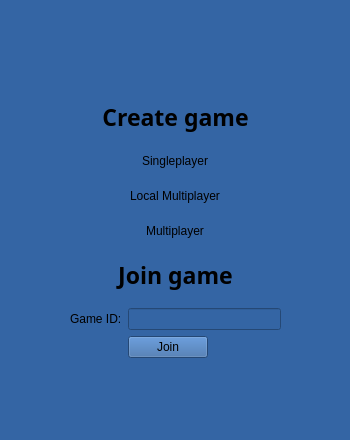
This is GUI/StartWindow.ui in dnestorovic/Yamb as Qt 5 draws it before an edit. The edited form follows.
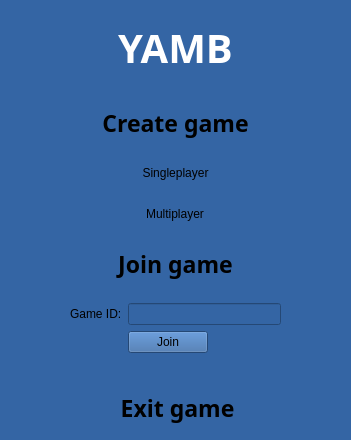
This is the edited form.

The edit to the form file:
```diff
--- a/GUI/StartWindow.ui
+++ b/GUI/StartWindow.ui
@@ -6,7 +6,7 @@
    <rect>
     <x>0</x>
     <y>0</y>
-    <width>350</width>
+    <width>351</width>
     <height>440</height>
    </rect>
   </property>
@@ -57,7 +57,7 @@
       </property>
      </widget>
     </item>
-    <item alignment="Qt::AlignHCenter">
+    <item>
      <widget class="QPushButton" name="btnSingle">
       <property name="text">
        <string>Singleplayer</string>
@@ -67,16 +67,6 @@
       </property>
      </widget>
     </item>
-    <item alignment="Qt::AlignHCenter">
-     <widget class="QPushButton" name="btnLocal">
-      <property name="text">
-       <string>Local Multiplayer</string>
-      </property>
-      <property name="flat">
-       <bool>true</bool>
-      </property>
-     </widget>
-    </item>
     <item alignment="Qt::AlignHCenter">
      <widget class="QPushButton" name="btnMulti">
       <property name="text">
@@ -147,6 +137,60 @@
     </item>
    </layout>
   </widget>
+  <widget class="QPushButton" name="btnExit">
+   <property name="geometry">
+    <rect>
+     <x>120</x>
+     <y>390</y>
+     <width>115</width>
+     <height>35</height>
+    </rect>
+   </property>
+   <property name="font">
+    <font>
+     <family>Ubuntu Condensed</family>
+     <pointsize>17</pointsize>
+     <weight>75</weight>
+     <bold>true</bold>
+    </font>
+   </property>
+   <property name="text">
+    <string>Exit game</string>
+   </property>
+   <property name="checkable">
+    <bool>true</bool>
+   </property>
+   <property name="autoExclusive">
+    <bool>true</bool>
+   </property>
+   <property name="flat">
+    <bool>true</bool>
+   </property>
+  </widget>
+  <widget class="QLabel" name="label_2">
+   <property name="geometry">
+    <rect>
+     <x>70</x>
+     <y>20</y>
+     <width>211</width>
+     <height>51</height>
+    </rect>
+   </property>
+   <property name="font">
+    <font>
+     <family>Ubuntu Condensed</family>
+     <pointsize>30</pointsize>
+     <weight>75</weight>
+     <bold>true</bold>
+    </font>
+   </property>
+   <property name="text">
+    <string>&lt;html&gt;&lt;head/&gt;&lt;body&gt;&lt;p align=&quot;center&quot;&gt;&lt;span style=&quot; color:#ffffff;&quot;&gt;YAMB&lt;/span&gt;&lt;/p&gt;&lt;/body&gt;&lt;/html&gt;</string>
+   </property>
+   <property name="alignment">
+    <set>Qt::AlignCenter</set>
+   </property>
+  </widget>
  </widget>
  <resources/>
  <connections/>
```
Left out of the diff: 28 changed lines with no effect on the pictures.
